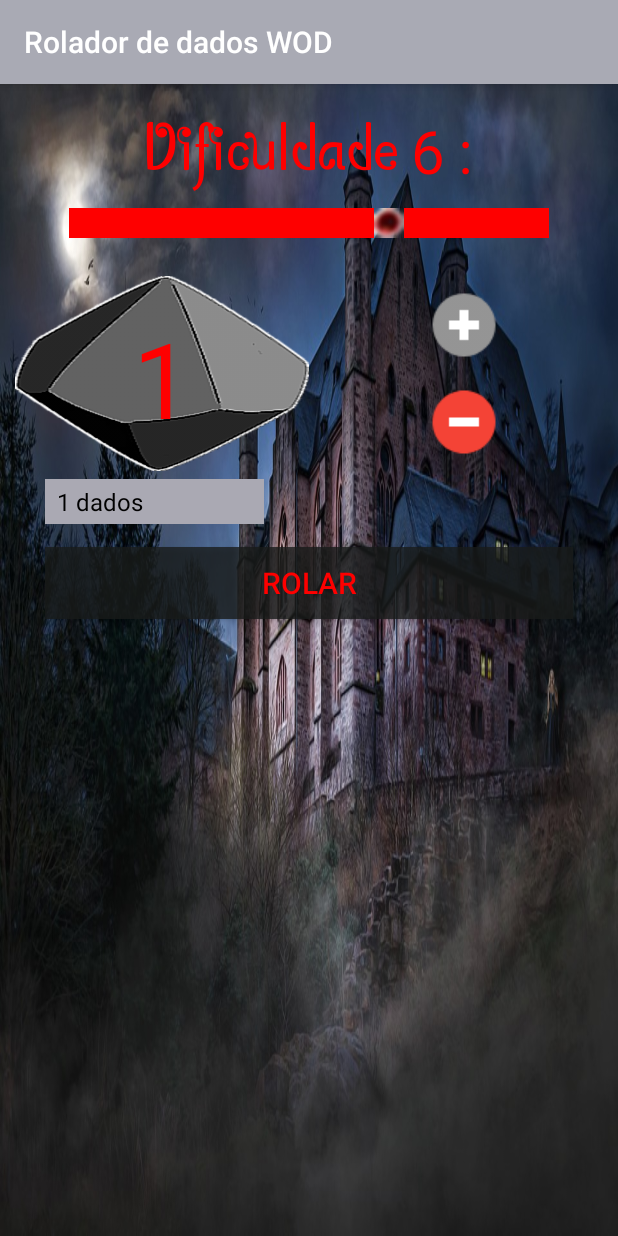
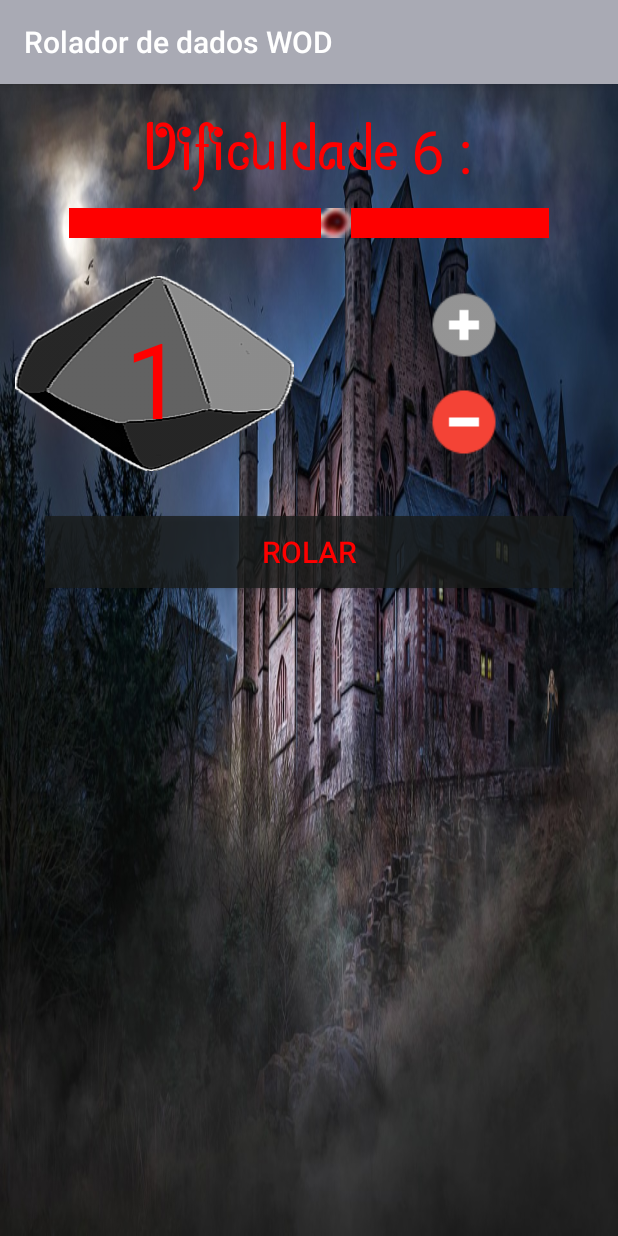
Before and after one commit to markswell/rolador-de-dados-4-edicao, an Android app: the screen it shows after launch (MainActivity), on a phone screen of 412 x 824 dp. Run offline under Robolectric (Android 15) with nearby library versions, the phone set to English and light mode, and no system bars.

Commit message:
melhorado layout da tela para esconder spinner atras da imagem do dado

```diff
--- a/app/src/main/java/com/markswell/roladordedadoswod/IntegerCustom.java
+++ b/app/src/main/java/com/markswell/roladordedadoswod/IntegerCustom.java
@@ -13,6 +13,7 @@ public class IntegerCustom {
 
     @Override
     public String toString() {
-        return i + " dados";
+
+        return i.equals(1) ? i + " dado" : i + " dados";
     }
 }
--- a/app/src/main/res/layout/activity_main.xml
+++ b/app/src/main/res/layout/activity_main.xml
@@ -26,7 +26,7 @@
             android:layout_height="wrap_content"
             android:layout_gravity="center"
             android:max="9"
-            android:progress="6"
+            android:progress="5"
             android:layout_marginLeft="30sp"
             android:layout_marginRight="30sp"
             android:progressDrawable="@color/dado_texto"
@@ -38,19 +38,35 @@
         android:layout_width="match_parent"
         android:layout_height="130sp"
         android:orientation="horizontal">
-
+        <FrameLayout
+            android:layout_width="match_parent"
+            android:layout_height="match_parent"
+            android:layout_weight="1">
+            <Spinner
+                android:id="@+id/spinner"
+                android:layout_width="match_parent"
+                android:layout_height="match_parent"
+                android:layout_marginLeft="30sp"
+                android:layout_marginRight="30sp"
+                android:layout_gravity="center"
+                android:layout_weight="1"
+                android:background="@color/spinner_color"
+                android:dropDownWidth="match_parent"
+                android:visibility="visible" />
             <TextView
                 android:id="@+id/textDado"
                 android:layout_width="match_parent"
                 android:layout_height="match_parent"
                 android:layout_gravity="center"
                 android:layout_marginLeft="10sp"
+                android:layout_marginRight="10sp"
                 android:layout_weight="1"
                 android:background="@drawable/dado"
                 android:gravity="center"
                 android:text="1"
                 android:textColor="@color/dado_texto"
                 android:textSize="70sp" />
+        </FrameLayout>
 
         <LinearLayout
             android:layout_width="match_parent"
@@ -78,46 +94,13 @@
 
     </LinearLayout>
 
-    <LinearLayout
-        android:layout_width="match_parent"
-        android:layout_height="wrap_content"
-        android:orientation="horizontal"
-        android:layout_marginTop="5sp">
-
-        <LinearLayout
-            android:layout_width="match_parent"
-            android:layout_height="wrap_content"
-            android:layout_weight="1"
-            android:orientation="horizontal">
-
-            <Spinner
-                android:id="@+id/spinner"
-                android:layout_width="30sp"
-                android:layout_height="30sp"
-                android:layout_marginLeft="30sp"
-                android:layout_marginRight="30sp"
-                android:layout_gravity="center_horizontal"
-                android:layout_weight="1"
-                android:background="@color/spinner_color"
-                android:dropDownWidth="match_parent"
-                android:visibility="visible" />
-        </LinearLayout>
-
-        <TextView
-            android:id="@+id/textView4"
-            android:layout_width="match_parent"
-            android:layout_height="wrap_content"
-            android:layout_weight="1"
-            android:text="" />
-    </LinearLayout>
-
     <Button
         android:id="@+id/btn_rolar"
         android:layout_width="match_parent"
         android:layout_height="wrap_content"
         android:layout_marginLeft="30sp"
         android:layout_marginRight="30sp"
-        android:layout_marginTop="15sp"
+        android:layout_marginTop="30sp"
         android:textColor="@color/dado_texto"
         android:textSize="20sp"
         android:background="@color/cor_botao"
--- a/app/src/main/res/values/colors.xml
+++ b/app/src/main/res/values/colors.xml
@@ -6,5 +6,5 @@
     <color name="dado_texto">#FE0000</color>
     <color name="sombra_texto">#8B0000</color>
     <color name="cor_botao">#c8191b1a</color>
-    <color name="spinner_color">#aaa9b3</color>
+    <color name="spinner_color">#00000000</color>
 </resources>
```
Lines whose indentation alone changed are shown as unchanged.
